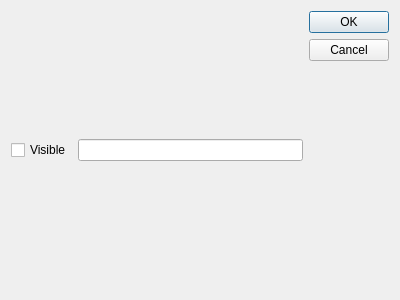
Old version of the form Worksheet6/QtProject/optiondialog.ui in the repository Kobes26/2025_20660177.
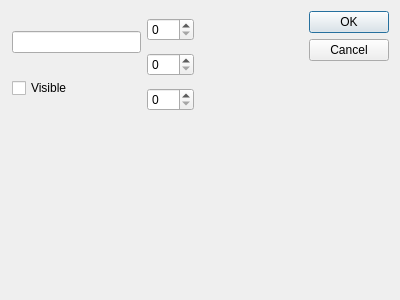
New version of the form.

Commit message: Worksheet 6 complete: treeview selection, context menu, option dialog, RGB properties, open file renaming

```diff
--- a/Worksheet6/QtProject/optiondialog.ui
+++ b/Worksheet6/QtProject/optiondialog.ui
@@ -13,23 +13,15 @@
   <property name="windowTitle">
    <string>Dialog</string>
   </property>
-  <layout class="QHBoxLayout" name="horizontalLayout_2">
-   <item>
-    <layout class="QHBoxLayout" name="horizontalLayout">
-     <item>
-      <widget class="QCheckBox" name="checkBoxVisible">
-       <property name="text">
-        <string>Visible</string>
-       </property>
-      </widget>
-     </item>
-     <item>
-      <widget class="QLineEdit" name="lineEditName"/>
-     </item>
-    </layout>
-   </item>
-   <item>
     <widget class="QDialogButtonBox" name="buttonBox">
+   <property name="geometry">
+    <rect>
+     <x>309</x>
+     <y>11</y>
+     <width>80</width>
+     <height>65</height>
+    </rect>
+   </property>
      <property name="orientation">
       <enum>Qt::Orientation::Vertical</enum>
      </property>
@@ -37,8 +29,57 @@
       <set>QDialogButtonBox::StandardButton::Cancel|QDialogButtonBox::StandardButton::Ok</set>
      </property>
     </widget>
-   </item>
-  </layout>
+  <widget class="QWidget" name="">
+   <property name="geometry">
+    <rect>
+     <x>12</x>
+     <y>12</y>
+     <width>182</width>
+     <height>105</height>
+    </rect>
+   </property>
+   <layout class="QHBoxLayout" name="horizontalLayout">
+    <item>
+     <layout class="QVBoxLayout" name="verticalLayout_2">
+      <item>
+       <widget class="QLineEdit" name="lineEditName"/>
+      </item>
+      <item>
+       <widget class="QCheckBox" name="checkBoxVisible">
+        <property name="text">
+         <string>Visible</string>
+        </property>
+       </widget>
+      </item>
+     </layout>
+    </item>
+    <item>
+     <layout class="QVBoxLayout" name="verticalLayout">
+      <item>
+       <widget class="QSpinBox" name="spinBoxR">
+        <property name="maximum">
+         <number>255</number>
+        </property>
+       </widget>
+      </item>
+      <item>
+       <widget class="QSpinBox" name="spinBoxG">
+        <property name="maximum">
+         <number>255</number>
+        </property>
+       </widget>
+      </item>
+      <item>
+       <widget class="QSpinBox" name="spinBoxB">
+        <property name="maximum">
+         <number>255</number>
+        </property>
+       </widget>
+      </item>
+     </layout>
+    </item>
+   </layout>
+  </widget>
  </widget>
  <resources/>
  <connections>
```
Lines whose indentation alone changed are shown as unchanged. The commit also changes 7 other files.
